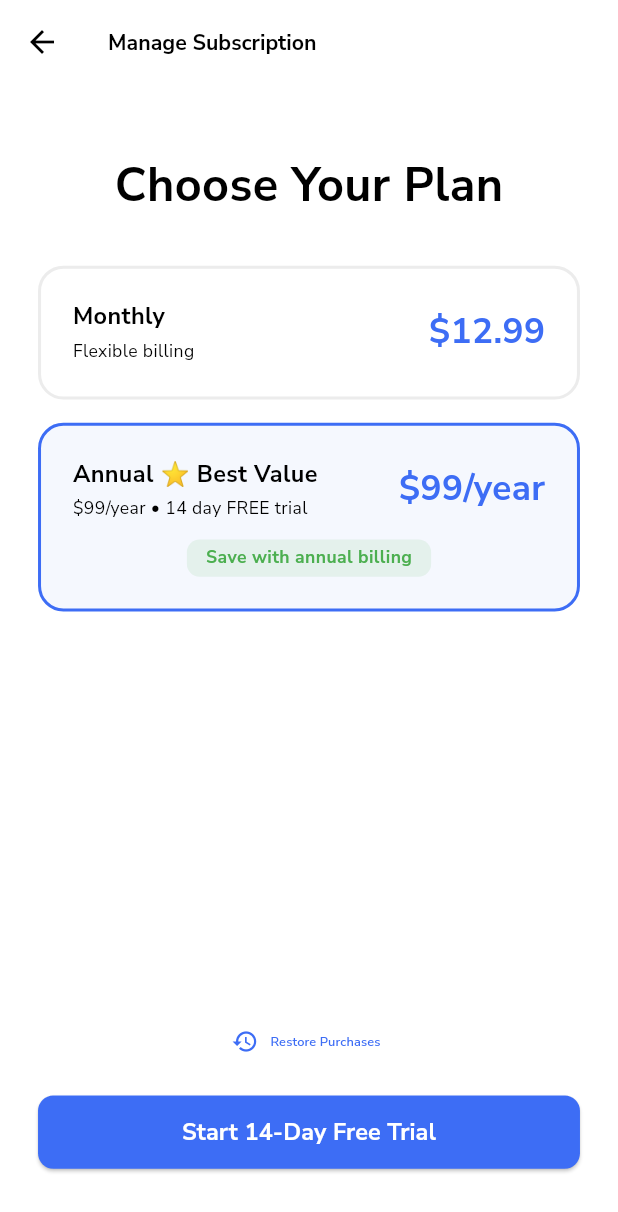
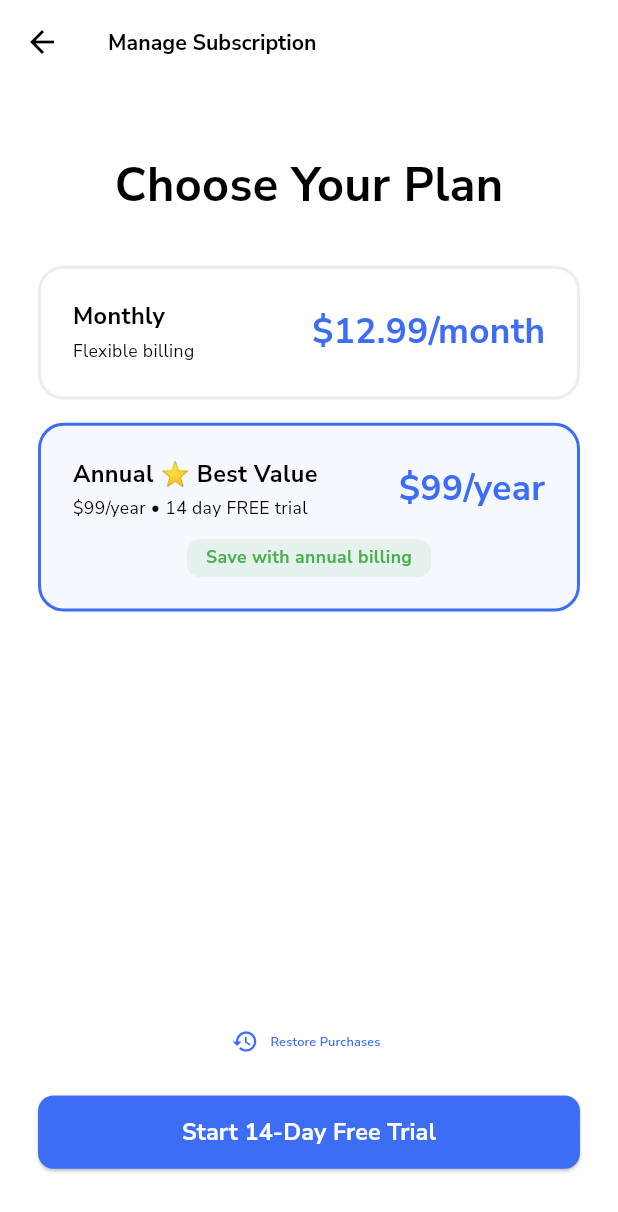
Before and after one commit to coderoofsit/coach_student_new2026, a Flutter app: the ManagePlansScreen screen opened by its route, on a phone screen of 412 x 824 dp. Shown: the top 1212 px of the screen. Run offline on Flutter 3.47's test engine with Material 3 defaults, Android fonts, the phone set to English and light mode, and no system bars; our stand-ins replace app_links, auto_size_text, cached_network_image, cloud_firestore, dio, firebase_core and 27 more; missing offline and left inert: in_app_purchase_android, in_app_purchase_storekit, onepref, qr_code_scanner_new; accounts and stored records are empty; network calls fail; project files that could hold a hidden picture were left out.

Commit message:
google plan fixes

```diff
--- a/lib/view/coach/settings_page/manage_plans/manage_plans_screen.dart
+++ b/lib/view/coach/settings_page/manage_plans/manage_plans_screen.dart
@@ -1,3 +1,5 @@
+import 'dart:io';
+
 import 'package:flutter/material.dart';
 import 'package:flutter/services.dart';
 import 'package:flutter_riverpod/flutter_riverpod.dart';
@@ -8,7 +10,28 @@ import 'package:coach_student/widgets/custom_elevated_button.dart';
 import 'package:coach_student/widgets/custom_outlined_button.dart';
 import 'package:iap_package/iap_package.dart';
 
-final _selectedPlanProvider = StateProvider.autoDispose<String>((ref) => 'Annual');
+final _selectedPlanProvider =
+StateProvider.autoDispose<String>((ref) => 'Annual');
+
+// ---------------------------------------------------------------------------
+// Cross-platform product ID helpers (top-level so they can be used anywhere)
+// ---------------------------------------------------------------------------
+String get monthlyProductId =>
+    Platform.isAndroid ? 'google_play_monthly_plan' : 'Monthly_Sub';
+
+String get yearlyProductId =>
+    Platform.isAndroid ? 'google_play_yearly_plan' : 'yearly_sub';
+
+/// Returns the human-readable plan name for a given product ID,
+/// regardless of platform.
+String planNameFromId(String? id) {
+  if (id == null) return '';
+  if (id == monthlyProductId) return 'Monthly';
+  if (id == yearlyProductId) return 'Annual';
+  return '';
+}
+
+// ---------------------------------------------------------------------------
 
 class ManagePlansScreen extends ConsumerStatefulWidget {
   const ManagePlansScreen({super.key});
@@ -21,7 +44,6 @@ class _ManagePlansScreenState extends ConsumerState<ManagePlansScreen> {
   @override
   void initState() {
     super.initState();
-    // Refresh the coach profile when entering this screen to ensure latest plan status
     WidgetsBinding.instance.addPostFrameCallback((_) {
       ref.read(coachProfileProvider.notifier).getCoachProfile();
     });
@@ -35,19 +57,27 @@ class _ManagePlansScreenState extends ConsumerState<ManagePlansScreen> {
 
     final coachProfile = profileState.coachProfileDetailsModel;
 
-    // Source of Truth: Backend profile data only.
-    // Fallback to local state was causing "ghost" subscriptions from stale local transactions.
-    bool isSubscribed = coachProfile.isSubscribed ?? false;
-    String? activePlanId = coachProfile.activePlan;
+    // Source of truth: backend profile only.
+    final bool isSubscribed = coachProfile.isSubscribed ?? false;
+    final String? activePlanId = coachProfile.activePlan;
 
-    // Map plan IDs to readable names for the active plan display
-    String activePlanName = "";
-    if (activePlanId == 'yearly_sub') activePlanName = "Annual";
-    else if (activePlanId == 'Monthly_Sub') activePlanName = "Monthly";
+    // FIX 1: activePlanName was commented out but used. Now derived via helper.
+    final String activePlanName = planNameFromId(activePlanId);
+
+    // FIX 2: price/subtitle helpers use the platform-aware ID, not a hardcoded one.
+    String _priceFor(String productId, String fallback) {
+      final products = iapState.products;
+      final idx = products.indexWhere((p) => p.id == productId);
+      return idx != -1 ? products[idx].price : fallback;
+    }
+
+    final String monthlyPrice = _priceFor(monthlyProductId, '\$12.99/month');
+    final String yearlyPrice = _priceFor(yearlyProductId, '\$99/year');
 
     // Listen for IAP errors
     ref.listen<IAPState>(iapProvider, (previous, next) {
-      if (next.errorMessage != null && next.errorMessage != previous?.errorMessage) {
+      if (next.errorMessage != null &&
+          next.errorMessage != previous?.errorMessage) {
         ScaffoldMessenger.of(context).showSnackBar(
           SnackBar(
             content: Text(next.errorMessage!),
@@ -78,25 +108,31 @@ class _ManagePlansScreenState extends ConsumerState<ManagePlansScreen> {
                     isSubscribed ? "Your Subscription" : "Choose Your Plan",
                     style: theme.textTheme.headlineLarge,
                   ),
+
+                  // --- Trial banner ---
                   if (coachProfile.accessReason == 'trial') ...[
                     SizedBox(height: 12.v),
                     Container(
-                      padding: EdgeInsets.symmetric(horizontal: 16.h, vertical: 8.v),
+                      padding: EdgeInsets.symmetric(
+                          horizontal: 16.h, vertical: 8.v),
                       decoration: BoxDecoration(
                         color: Colors.amber.withOpacity(0.1),
                         borderRadius: BorderRadius.circular(12.h),
-                        border: Border.all(color: Colors.amber.withOpacity(0.5)),
+                        border:
+                        Border.all(color: Colors.amber.withOpacity(0.5)),
                       ),
                       child: Column(
                         children: [
                           Row(
                             mainAxisSize: MainAxisSize.min,
                             children: [
-                              Icon(Icons.timer_outlined, color: Colors.amber[800], size: 20.h),
+                              Icon(Icons.timer_outlined,
+                                  color: Colors.amber[800], size: 20.h),
                               SizedBox(width: 8.h),
                               Text(
                                 "Free Trial: ${coachProfile.trialDaysLeft} days left",
-                                style: theme.textTheme.titleMedium?.copyWith(
+                                style:
+                                theme.textTheme.titleMedium?.copyWith(
                                   color: Colors.amber[900],
                                   fontWeight: FontWeight.bold,
                                 ),
@@ -106,16 +142,21 @@ class _ManagePlansScreenState extends ConsumerState<ManagePlansScreen> {
                           SizedBox(height: 4.v),
                           Text(
                             "Get full access to all features",
-                            style: theme.textTheme.bodySmall?.copyWith(color: Colors.amber[900]),
+                            style: theme.textTheme.bodySmall
+                                ?.copyWith(color: Colors.amber[900]),
                           ),
                         ],
                       ),
                     ),
                   ],
+
+                  // --- Active plan badge ---
+                  // FIX 1 (continued): activePlanName is now properly populated.
                   if (isSubscribed && activePlanName.isNotEmpty) ...[
                     SizedBox(height: 8.v),
                     Container(
-                      padding: EdgeInsets.symmetric(horizontal: 12.h, vertical: 4.v),
+                      padding: EdgeInsets.symmetric(
+                          horizontal: 12.h, vertical: 4.v),
                       decoration: BoxDecoration(
                         color: theme.colorScheme.primary.withOpacity(0.1),
                         borderRadius: BorderRadius.circular(20.h),
@@ -129,49 +170,61 @@ class _ManagePlansScreenState extends ConsumerState<ManagePlansScreen> {
                       ),
                     ),
                   ],
+
                   SizedBox(height: 32.v),
+
+                  // --- Monthly tile ---
+                  // FIX 3: isActive now uses platform-aware monthlyProductId.
                   _buildSubscriptionTile(
                     ref: ref,
                     title: "Monthly",
-                    price: iapState.products.any((p) => p.id == 'Monthly_Sub')
-                        ? iapState.products.firstWhere((p) => p.id == 'Monthly_Sub').price
-                        : "\$12.99",
+                    price: monthlyPrice,
                     subtitle: "Flexible billing",
                     isSelected: selectedPlan == 'Monthly',
-                    isActive: isSubscribed && activePlanId == 'Monthly_Sub',
-                    onTap: () => ref.read(_selectedPlanProvider.notifier).state = 'Monthly',
+                    isActive: isSubscribed && activePlanId == monthlyProductId,
+                    onTap: () =>
+                    ref.read(_selectedPlanProvider.notifier).state =
+                    'Monthly',
                   ),
+
                   SizedBox(height: 16.v),
+
+                  // --- Annual tile ---
+                  // FIX 2: price and subtitle both use platform-aware yearlyProductId.
+                  // FIX 4: isActive uses platform-aware yearlyProductId.
                   _buildSubscriptionTile(
                     ref: ref,
                     title: "Annual ⭐ Best Value",
-                    price: iapState.products.any((p) => p.id == 'yearly_sub')
-                        ? iapState.products.firstWhere((p) => p.id == 'yearly_sub').price
-                        : "\$99/year",
-                    subtitle: iapState.products.any((p) => p.id == 'yearly_sub')
-                        ? "${iapState.products.firstWhere((p) => p.id == 'yearly_sub').price}/year • 14 day FREE trial"
-                        : "\$99/year • 14 day FREE trial",
+                    price: yearlyPrice,
+                    subtitle: "$yearlyPrice • 14 day FREE trial",
                     extra: "Save with annual billing",
                     isSelected: selectedPlan == 'Annual',
-                    isActive: isSubscribed && activePlanId == 'yearly_sub',
+                    isActive: isSubscribed && activePlanId == yearlyProductId,
                     isBestValue: true,
-                    onTap: () => ref.read(_selectedPlanProvider.notifier).state = 'Annual',
+                    onTap: () =>
+                    ref.read(_selectedPlanProvider.notifier).state =
+                    'Annual',
                   ),
+
                   const Spacer(),
 
-                  // Restore Purchases Button
+                  // --- Restore Purchases ---
                   TextButton.icon(
-                    onPressed: iapState.isLoading ? null : () => ref.read(iapProvider.notifier).restore(),
+                    onPressed: iapState.isLoading
+                        ? null
+                        : () => ref.read(iapProvider.notifier).restore(),
                     icon: const Icon(Icons.restore),
                     label: const Text("Restore Purchases"),
                   ),
                   SizedBox(height: 12.v),
 
-                  // Conditional Cancel Subscription Button
+                  // --- Cancel Subscription (subscribed users only) ---
                   if (isSubscribed) ...[
                     CustomOutlinedButton(
                       text: "Cancel Subscription",
-                      onPressed: () => ref.read(iapProvider.notifier).openSubscriptionManagement(),
+                      onPressed: () => ref
+                          .read(iapProvider.notifier)
+                          .openSubscriptionManagement(),
                       buttonStyle: OutlinedButton.styleFrom(
                         side: const BorderSide(color: Colors.red),
                       ),
@@ -180,19 +233,20 @@ class _ManagePlansScreenState extends ConsumerState<ManagePlansScreen> {
                     SizedBox(height: 12.v),
                   ],
 
-                  // Main Action Button
-                  _buildMainActionButton(ref, selectedPlan, activePlanId, isSubscribed),
+                  // --- Main action button ---
+                  _buildMainActionButton(
+                      ref, selectedPlan, activePlanId, isSubscribed),
 
                   SizedBox(height: 20.v),
                 ],
               ),
             ),
+
+            // Loading overlay
             if (iapState.isLoading || profileState.isLoadingProfile)
               Container(
                 color: Colors.black26,
-                child: const Center(
-                  child: CircularProgressIndicator(),
-                ),
+                child: const Center(child: CircularProgressIndicator()),
               ),
           ],
         ),
@@ -200,31 +254,44 @@ class _ManagePlansScreenState extends ConsumerState<ManagePlansScreen> {
     );
   }
 
-  Widget _buildMainActionButton(WidgetRef ref, String selectedPlan, String? activePlanId, bool isSubscribed) {
+  Widget _buildMainActionButton(
+      WidgetRef ref,
+      String selectedPlan,
+      String? activePlanId,
+      bool isSubscribed,
+      ) {
     final iapState = ref.watch(iapProvider);
-    final String selectedProductId = selectedPlan == 'Annual' ? 'yearly_sub' : 'Monthly_Sub';
-    final bool isSelectedPlanActive = activePlanId == selectedProductId;
+
+    // FIX 5: Use platform-aware IDs instead of hardcoded iOS-only IDs.
+    final String selectedProductId =
+    selectedPlan == 'Annual' ? yearlyProductId : monthlyProductId;
+
+    final bool isSelectedPlanActive = Platform.isAndroid
+        ? (isSubscribed && activePlanId == selectedProductId)
+        : (activePlanId == selectedProductId);
 
     if (isSelectedPlanActive) {
       return CustomElevatedButton(
         text: "Plan Active",
-        onPressed: null, // Disabled
-        buttonStyle: ElevatedButton.styleFrom(
-          backgroundColor: Colors.grey,
-        ),
+        onPressed: null,
+        buttonStyle: ElevatedButton.styleFrom(backgroundColor: Colors.grey),
       );
     }
 
-    final String buttonText = isSubscribed ? "Change to $selectedPlan" : (selectedPlan == 'Annual' ? "Start 14-Day Free Trial" : "Subscribe Now");
+    final String buttonText = isSubscribed
+        ? "Change to $selectedPlan"
+        : (selectedPlan == 'Annual'
+        ? "Start 14-Day Free Trial"
+        : "Subscribe Now");
 
     return CustomElevatedButton(
       text: buttonText,
       onPressed: iapState.isLoading
-        ? null
-        : () async {
-            final iap = ref.read(iapProvider.notifier);
-            await iap.buyProduct(selectedProductId, isConsumable: false);
-          },
+          ? null
+          : () async {
+        final iap = ref.read(iapProvider.notifier);
+        await iap.buyProduct(selectedProductId, isConsumable: false);
+      },
     );
   }
 
@@ -244,10 +311,16 @@ class _ManagePlansScreenState extends ConsumerState<ManagePlansScreen> {
       child: Container(
         padding: EdgeInsets.all(20.h),
         decoration: BoxDecoration(
-          color: isSelected ? theme.colorScheme.primary.withOpacity(0.05) : Colors.white,
+          color: isSelected
+              ? theme.colorScheme.primary.withOpacity(0.05)
+              : Colors.white,
           borderRadius: BorderRadius.circular(16.h),
           border: Border.all(
-            color: isActive ? Colors.green : (isSelected ? theme.colorScheme.primary : Colors.grey.withOpacity(0.2)),
+            color: isActive
+                ? Colors.green
+                : (isSelected
+                ? theme.colorScheme.primary
+                : Colors.grey.withOpacity(0.2)),
             width: 2,
           ),
         ),
@@ -274,7 +347,8 @@ class _ManagePlansScreenState extends ConsumerState<ManagePlansScreen> {
                           ),
                           if (isActive)
                             Container(
-                              padding: EdgeInsets.symmetric(horizontal: 6.h, vertical: 2.v),
+                              padding: EdgeInsets.symmetric(
+                                  horizontal: 6.h, vertical: 2.v),
                               decoration: BoxDecoration(
                                 color: Colors.green,
                                 borderRadius: BorderRadius.circular(4.h),
@@ -291,7 +365,11 @@ class _ManagePlansScreenState extends ConsumerState<ManagePlansScreen> {
                         ],
                       ),
                       SizedBox(height: 4.v),
-                      Text(subtitle, style: theme.textTheme.bodySmall?.copyWith(color: appTheme.black900)),
+                      Text(
+                        subtitle,
+                        style: theme.textTheme.bodySmall
+                            ?.copyWith(color: appTheme.black900),
+                      ),
                     ],
                   ),
                 ),
@@ -306,7 +384,8 @@ class _ManagePlansScreenState extends ConsumerState<ManagePlansScreen> {
             if (extra != null) ...[
               SizedBox(height: 12.v),
               Container(
-                padding: EdgeInsets.symmetric(horizontal: 12.h, vertical: 4.v),
+                padding:
+                EdgeInsets.symmetric(horizontal: 12.h, vertical: 4.v),
                 decoration: BoxDecoration(
                   color: Colors.green.withOpacity(0.1),
                   borderRadius: BorderRadius.circular(8.h),
```
